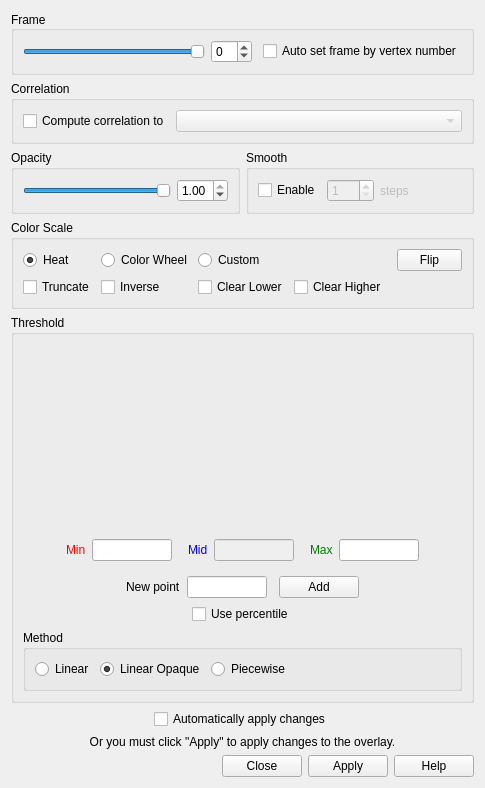
The window that freeview/WindowConfigureOverlay.ui (freesurfer/freesurfer) describes before a commit, drawn with Qt 5.
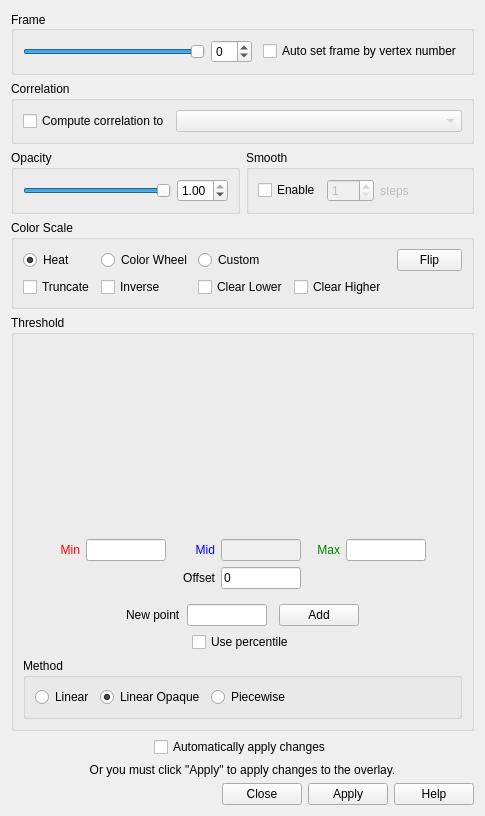
The same window after the commit. Custom widgets are drawn as their Qt base class.

Commit message: Added offset option for surface overlay color map setting. A few bugfixes.

```diff
--- a/freeview/WindowConfigureOverlay.ui
+++ b/freeview/WindowConfigureOverlay.ui
@@ -7,7 +7,7 @@
     <x>0</x>
     <y>0</y>
     <width>485</width>
-    <height>771</height>
+    <height>800</height>
    </rect>
   </property>
   <property name="windowTitle">
@@ -337,8 +337,8 @@
       </item>
       <item>
        <widget class="QWidget" name="widgetHolderThreshold" native="true">
-        <layout class="QHBoxLayout" name="horizontalLayout_2">
-         <item>
+        <layout class="QGridLayout" name="gridLayout_4">
+         <item row="0" column="0">
           <spacer name="horizontalSpacer_2">
            <property name="orientation">
             <enum>Qt::Horizontal</enum>
@@ -351,7 +351,7 @@
            </property>
           </spacer>
          </item>
-         <item>
+         <item row="0" column="1">
           <widget class="QLabel" name="labelMin">
            <property name="styleSheet">
             <string notr="true">color:red;</string>
@@ -359,9 +359,12 @@
            <property name="text">
             <string>Min</string>
            </property>
+           <property name="alignment">
+            <set>Qt::AlignRight|Qt::AlignTrailing|Qt::AlignVCenter</set>
+           </property>
           </widget>
          </item>
-         <item>
+         <item row="0" column="2">
           <widget class="QLineEdit" name="lineEditMin">
            <property name="maximumSize">
             <size>
@@ -374,7 +377,7 @@
            </property>
           </widget>
          </item>
-         <item>
+         <item row="0" column="3">
           <spacer name="horizontalSpacer_4">
            <property name="orientation">
             <enum>Qt::Horizontal</enum>
@@ -390,7 +393,7 @@
            </property>
           </spacer>
          </item>
-         <item>
+         <item row="0" column="4">
           <widget class="QLabel" name="labelMid">
            <property name="enabled">
             <bool>false</bool>
@@ -401,9 +404,12 @@
            <property name="text">
             <string>Mid</string>
            </property>
+           <property name="alignment">
+            <set>Qt::AlignRight|Qt::AlignTrailing|Qt::AlignVCenter</set>
+           </property>
           </widget>
          </item>
-         <item>
+         <item row="0" column="5">
           <widget class="QLineEdit" name="lineEditMid">
            <property name="enabled">
             <bool>false</bool>
@@ -419,7 +425,7 @@
            </property>
           </widget>
          </item>
-         <item>
+         <item row="0" column="6">
           <spacer name="horizontalSpacer_5">
            <property name="orientation">
             <enum>Qt::Horizontal</enum>
@@ -435,7 +441,7 @@
            </property>
           </spacer>
          </item>
-         <item>
+         <item row="0" column="7">
           <widget class="QLabel" name="labelMax">
            <property name="styleSheet">
             <string notr="true">color:green;</string>
@@ -443,9 +449,12 @@
            <property name="text">
             <string>Max</string>
            </property>
+           <property name="alignment">
+            <set>Qt::AlignRight|Qt::AlignTrailing|Qt::AlignVCenter</set>
+           </property>
           </widget>
          </item>
-         <item>
+         <item row="0" column="8">
           <widget class="QLineEdit" name="lineEditMax">
            <property name="maximumSize">
             <size>
@@ -458,7 +467,7 @@
            </property>
           </widget>
          </item>
-         <item>
+         <item row="0" column="9">
           <spacer name="horizontalSpacer_3">
            <property name="orientation">
             <enum>Qt::Horizontal</enum>
@@ -471,6 +480,41 @@
            </property>
           </spacer>
          </item>
+         <item row="1" column="4">
+          <widget class="QLabel" name="labelOffset">
+           <property name="enabled">
+            <bool>true</bool>
+           </property>
+           <property name="styleSheet">
+            <string notr="true"/>
+           </property>
+           <property name="text">
+            <string>Offset</string>
+           </property>
+           <property name="alignment">
+            <set>Qt::AlignRight|Qt::AlignTrailing|Qt::AlignVCenter</set>
+           </property>
+          </widget>
+         </item>
+         <item row="1" column="5">
+          <widget class="QLineEdit" name="lineEditOffset">
+           <property name="enabled">
+            <bool>true</bool>
+           </property>
+           <property name="maximumSize">
+            <size>
+             <width>80</width>
+             <height>16777215</height>
+            </size>
+           </property>
+           <property name="styleSheet">
+            <string notr="true"/>
+           </property>
+           <property name="text">
+            <string>0</string>
+           </property>
+          </widget>
+         </item>
         </layout>
        </widget>
       </item>
```
Left out of the diff: 99 changed lines with no effect on the pictures. The commit also changes 17 other files.
